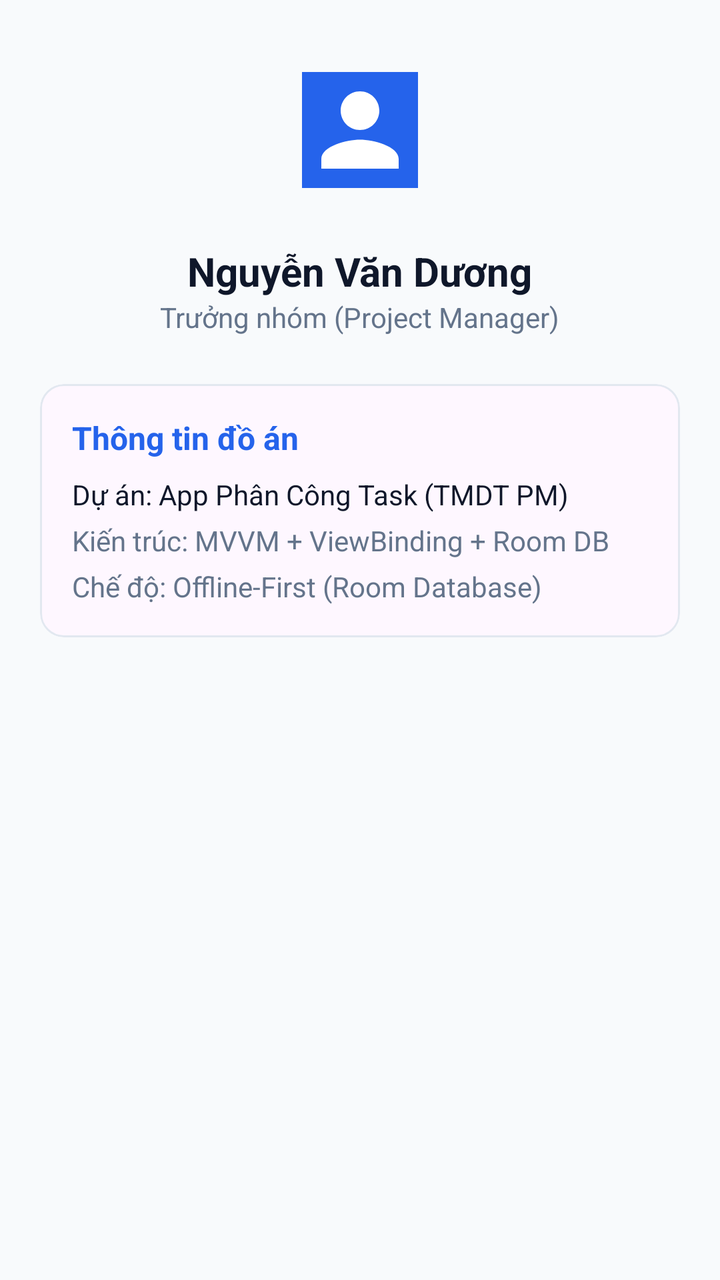
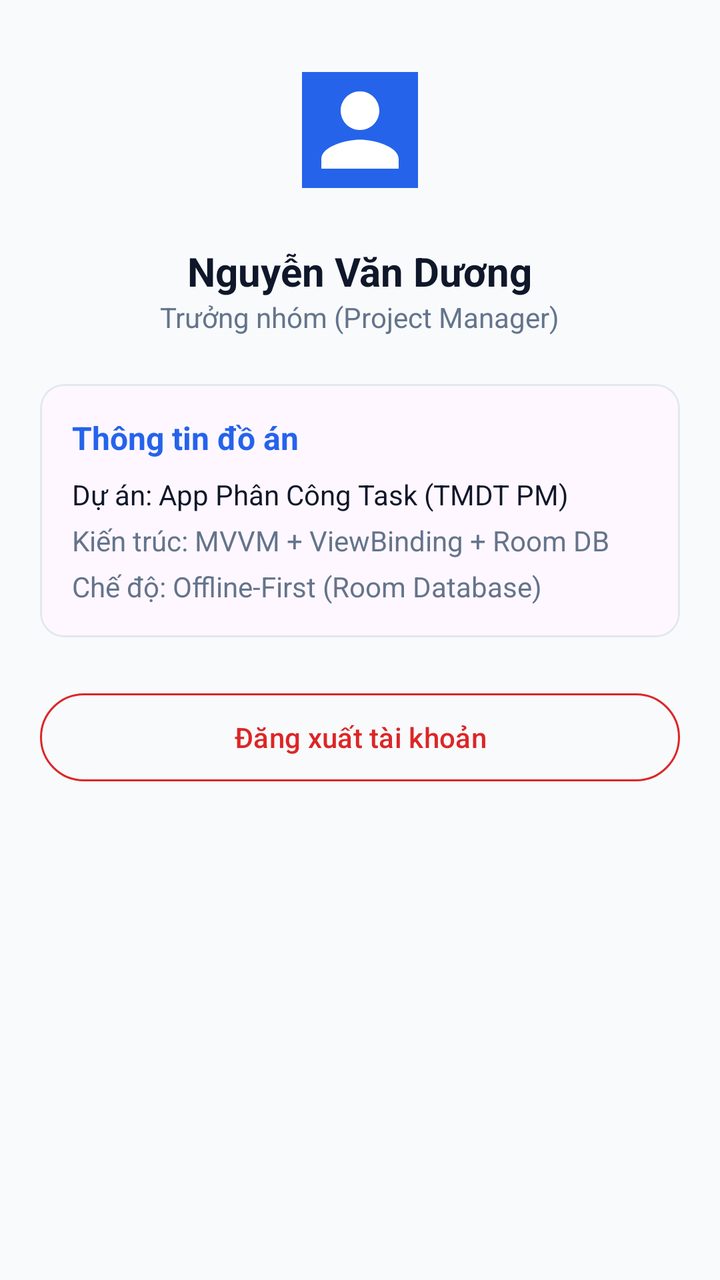

An Android layout rendered at two revisions. The XML below is the earlier revision; the diff shows what the commit changed to produce the second picture.
<!-- AndroidManifest.xml: application theme Theme.TaskManagerApp -->
<!-- res/layout/fragment_profile.xml -->
<?xml version="1.0" encoding="utf-8"?>
<ScrollView
    xmlns:android="http://schemas.android.com/apk/res/android"
    xmlns:app="http://schemas.android.com/apk/res-auto"
    android:layout_width="match_parent"
    android:layout_height="match_parent"
    android:background="@color/bg_light">

    <LinearLayout
        android:layout_width="match_parent"
        android:layout_height="wrap_content"
        android:orientation="vertical"
        android:padding="20dp"
        android:gravity="center_horizontal">

        
        <com.google.android.material.imageview.ShapeableImageView
            android:id="@+id/ivProfileAvatar"
            android:layout_width="90dp"
            android:layout_height="90dp"
            android:src="@drawable/ic_profile"
            android:background="@color/primary"
            android:padding="16dp"
            app:tint="@android:color/white"
            app:shapeAppearanceOverlay="@style/Widget.Material3.CircularProgressIndicator" />

        <TextView
            android:id="@+id/tvProfileName"
            android:layout_width="wrap_content"
            android:layout_height="wrap_content"
            android:layout_marginTop="12dp"
            android:text="Nguyễn Văn Dương"
            android:textColor="@color/text_primary"
            android:textSize="20sp"
            android:textStyle="bold" />

        <TextView
            android:id="@+id/tvProfileRole"
            android:layout_width="wrap_content"
            android:layout_height="wrap_content"
            android:text="Trưởng nhóm (Project Manager)"
            android:textColor="@color/text_secondary"
            android:textSize="14sp" />

        
        <com.google.android.material.card.MaterialCardView
            android:layout_width="match_parent"
            android:layout_height="wrap_content"
            android:layout_marginTop="24dp"
            app:cardCornerRadius="12dp"
            app:strokeColor="@color/border"
            app:strokeWidth="1dp">

            <LinearLayout
                android:layout_width="match_parent"
                android:layout_height="wrap_content"
                android:orientation="vertical"
                android:padding="16dp">

                <TextView
                    android:layout_width="wrap_content"
                    android:layout_height="wrap_content"
                    android:text="Thông tin đồ án"
                    android:textColor="@color/primary"
                    android:textStyle="bold"
                    android:textSize="16sp" />

                <TextView
                    android:layout_width="wrap_content"
                    android:layout_height="wrap_content"
                    android:layout_marginTop="8dp"
                    android:text="Dự án: App Phân Công Task (TMDT PM)"
                    android:textColor="@color/text_primary" />

                <TextView
                    android:layout_width="wrap_content"
                    android:layout_height="wrap_content"
                    android:layout_marginTop="4dp"
                    android:text="Kiến trúc: MVVM + ViewBinding + Room DB"
                    android:textColor="@color/text_secondary" />

                <TextView
                    android:layout_width="wrap_content"
                    android:layout_height="wrap_content"
                    android:layout_marginTop="4dp"
                    android:text="Chế độ: Offline-First (Room Database)"
                    android:textColor="@color/text_secondary" />
            </LinearLayout>
        </com.google.android.material.card.MaterialCardView>

    </LinearLayout>
</ScrollView>
<!-- resources referenced by this layout -->
<resources>
  <color name="bg_light">#F8FAFC</color>
  <color name="border">#E2E8F0</color>
  <color name="primary">#2563EB</color>
  <color name="text_primary">#0F172A</color>
  <color name="text_secondary">#64748B</color>
  <!-- drawable ic_profile (drawable) -->
  <vector xmlns:android="http://schemas.android.com/apk/res/android"
      android:width="24dp"
      android:height="24dp"
      android:viewportWidth="24"
      android:viewportHeight="24">
    <path
        android:fillColor="#FF000000"
        android:pathData="M12,12c2.21,0 4,-1.79 4,-4s-1.79,-4 -4,-4 -4,1.79 -4,4 1.79,4 4,4zM12,14c-2.67,0 -8,1.34 -8,4v2h16v-2c0,-2.66 -5.33,-4 -8,-4z"/>
  </vector>
  <style name="Theme.TaskManagerApp" parent="Theme.Material3.DayNight.NoActionBar">
          <item name="colorPrimary">@color/primary</item>
          <item name="colorOnPrimary">#FFFFFF</item>
          <item name="android:statusBarColor">@color/primary</item>
          <item name="android:windowLightStatusBar">false</item>
      </style>
</resources>

<!-- the commit's change to res/layout/fragment_profile.xml (unified diff, before → after) -->
@@ -88,5 +88,16 @@
             </LinearLayout>
         </com.google.android.material.card.MaterialCardView>
 
+        
+        <com.google.android.material.button.MaterialButton
+            android:id="@+id/btnLogout"
+            style="@style/Widget.Material3.Button.OutlinedButton"
+            android:layout_width="match_parent"
+            android:layout_height="52dp"
+            android:layout_marginTop="24dp"
+            android:textColor="#DC2626"
+            app:strokeColor="#DC2626"
+            android:text="Đăng xuất tài khoản" />
+
     </LinearLayout>
 </ScrollView>
